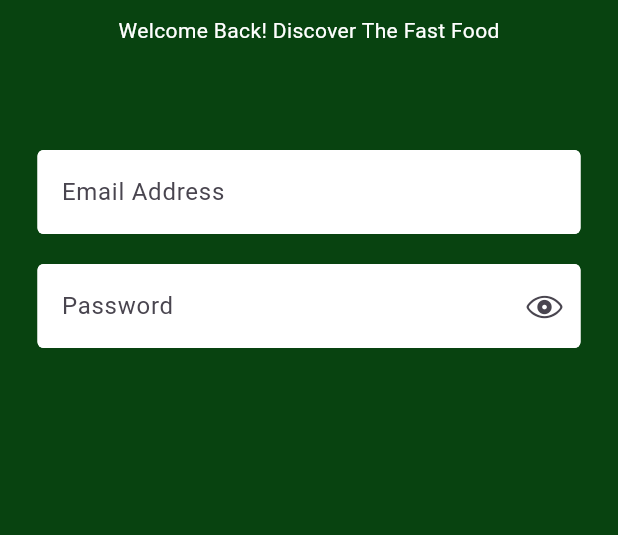
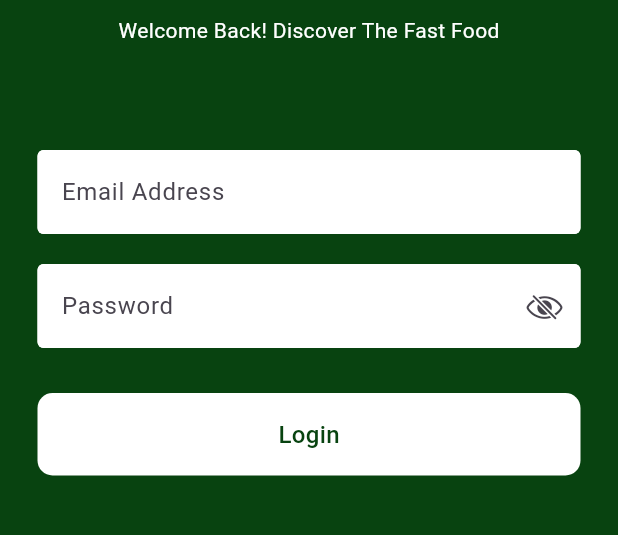
Before and after one commit to sayedsaad96/Hungry, a Flutter app: the screen it shows after launch, on a phone screen of 412 x 824 dp, the part 339-874 px from its top. Run offline on Flutter 3.47's test engine with Material 3 defaults, Android fonts, the phone set to English and light mode, and no system bars; our stand-ins replace flutter_svg, gap.

Commit message:
create login view

```diff
--- a/lib/features/auth/view/login_view.dart
+++ b/lib/features/auth/view/login_view.dart
@@ -44,6 +44,23 @@ class LoginView extends StatelessWidget {
                   hint: 'Password',
                   isPassword: true,
                 ),
+                Gap(30),
+                Container(
+                  height: 55,
+                  width: double.infinity,
+                  decoration: BoxDecoration(
+                    color: Colors.white,
+                    borderRadius: BorderRadius.circular(10),
+                  ),
+                  child: Center(
+                    child: CustomText(
+                      text: 'Login',
+                      color: AppColors.primary,
+                      fontWeight: FontWeight.w500,
+                      size: 16,
+                    ),
+                  ),
+                ),
               ],
             ),
           ),
--- a/lib/main.dart
+++ b/lib/main.dart
@@ -1,6 +1,5 @@
 import 'package:flutter/material.dart';
 import 'package:hungry/features/auth/view/login_view.dart';
-import 'package:hungry/splash.dart';
 
 void main() {
   runApp(const MyApp());
--- a/lib/shared/custom_text.dart
+++ b/lib/shared/custom_text.dart
@@ -4,15 +4,15 @@ class CustomText extends StatelessWidget {
   const CustomText({
     super.key,
     required this.text,
-    required this.color,
-    required this.fontWeight,
-    required this.size,
+     this.color,
+     this.fontWeight,
+     this.size,
   });
 
   final String text;
-  final Color color;
-  final FontWeight fontWeight;
-  final double size;
+  final Color? color;
+  final FontWeight? fontWeight;
+  final double? size;
 
   @override
   Widget build(BuildContext context) {
--- a/lib/shared/custom_textfield.dart
+++ b/lib/shared/custom_textfield.dart
@@ -51,7 +51,9 @@ class _CustomTextfieldState extends State<CustomTextfield> {
         suffixIcon: widget.isPassword
             ? GestureDetector(
                 onTap: _togglePassword,
-                child: Icon(CupertinoIcons.eye),
+                child: Icon(
+                  _obscureText ? CupertinoIcons.eye_slash : CupertinoIcons.eye,
+                ),
               )
             : null,
         enabledBorder: OutlineInputBorder(
--- a/pubspec.yaml
+++ b/pubspec.yaml
@@ -2,7 +2,7 @@ name: hungry
 description: "A new Flutter project."
 # The following line prevents the package from being accidentally published to
 # pub.dev using `flutter pub publish`. This is preferred for private packages.
-publish_to: 'none' # Remove this line if you wish to publish to pub.dev
+publish_to: "none" # Remove this line if you wish to publish to pub.dev
 
 # The following defines the version and build number for your application.
 # A version number is three numbers separated by dots, like 1.2.43
@@ -43,7 +43,6 @@ dev_dependencies:
 # following page: https://dart.dev/tools/pub/pubspec
 # The following section is specific to Flutter packages.
 flutter:
-
   # The following line ensures that the Material Icons font is
   # included with your application, so that you can use the icons in
   # the material Icons class.
```
